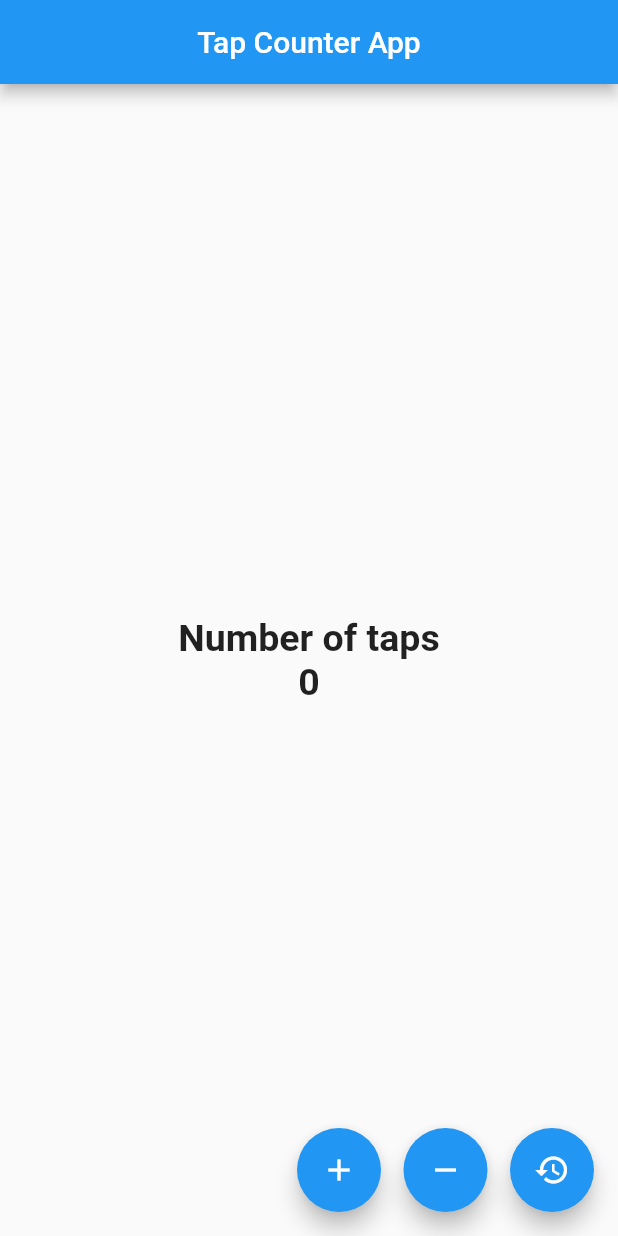
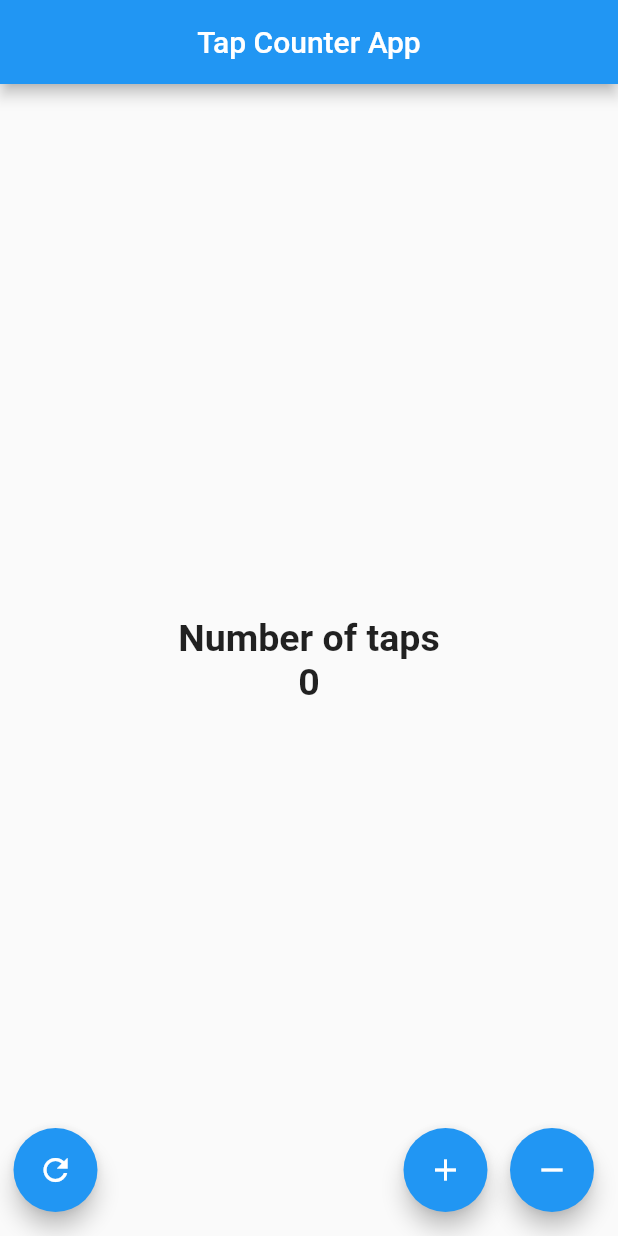
Before and after one commit to OpsonDuran/counter_project, a Flutter app: the screen it shows after launch, on a phone screen of 412 x 824 dp. Run offline on Flutter 3.47's test engine with Material 2 defaults, Android fonts, the phone set to English and light mode, and no system bars.

Commit message:
add SizeBox widget for space in row

```diff
--- a/lib/src/widget/counter_page.dart
+++ b/lib/src/widget/counter_page.dart
@@ -37,7 +37,18 @@ class _CounterPageState extends State<CounterPage> {
     return Row(
       mainAxisAlignment: MainAxisAlignment.end,
       children: <Widget>[
+        SizedBox(width:25.0 ),
         FloatingActionButton(
+        child: Icon(Icons.refresh),
+        onPressed: (){
+          setState(() {
+          _counter=0;
+          });
+        },
+
+      ),
+      Expanded(child: SizedBox(width: 15.0,)),
+      FloatingActionButton(
         child: Icon(Icons.add),
         onPressed: (){
           setState(() {
@@ -51,17 +62,7 @@ class _CounterPageState extends State<CounterPage> {
         child: Icon(Icons.remove),
         onPressed: (){
           setState(() {
-          _counter --;
-          });
-        },
-
-      ),
-      SizedBox(width: 15.0,),
-      FloatingActionButton(
-        child: Icon(Icons.restore),
-        onPressed: (){
-          setState(() {
-          _counter = 0;
+          _counter ++;
           });
         },
 
```
